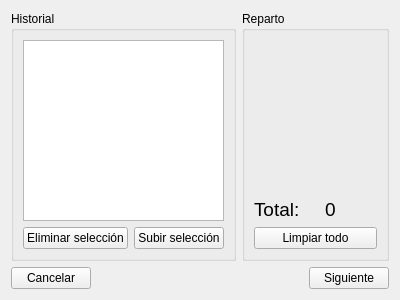
Old version of the form products.ui in the repository RafaelGC/EasyReceipt.
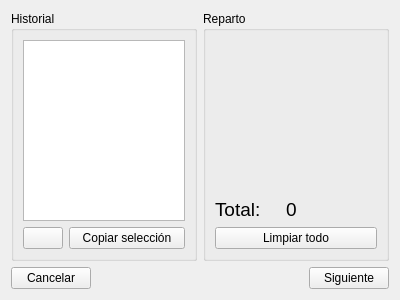
New version of the form. Icons and pictures are not drawn.

The edit to the form file:
```diff
--- a/products.ui
+++ b/products.ui
@@ -13,7 +13,7 @@
   <property name="windowTitle">
    <string>Form</string>
   </property>
-  <layout class="QVBoxLayout" name="verticalLayout">
+  <layout class="QVBoxLayout" name="verticalLayout" stretch="0,1,0">
    <item>
     <layout class="QHBoxLayout" name="topInputLayout"/>
    </item>
@@ -42,7 +42,7 @@
        <property name="checkable">
         <bool>false</bool>
        </property>
-       <layout class="QVBoxLayout" name="verticalLayout_2">
+       <layout class="QVBoxLayout" name="verticalLayout_2" stretch="1,0">
         <item>
          <widget class="QListWidget" name="historialList"/>
         </item>
@@ -50,15 +50,37 @@
          <layout class="QHBoxLayout" name="horizontalLayout">
           <item>
            <widget class="QPushButton" name="deleteSelection">
+            <property name="sizePolicy">
+             <sizepolicy hsizetype="Maximum" vsizetype="Fixed">
+              <horstretch>0</horstretch>
+              <verstretch>0</verstretch>
+             </sizepolicy>
+            </property>
             <property name="text">
-             <string>Eliminar selección</string>
+             <string/>
+            </property>
+            <property name="icon">
+             <iconset resource="resources.qrc">
+              <normaloff>:/icons/trash.png</normaloff>:/icons/trash.png</iconset>
+            </property>
+            <property name="iconSize">
+             <size>
+              <width>32</width>
+              <height>32</height>
+             </size>
             </property>
            </widget>
           </item>
           <item>
            <widget class="QPushButton" name="upSelection">
+            <property name="sizePolicy">
+             <sizepolicy hsizetype="Minimum" vsizetype="Expanding">
+              <horstretch>0</horstretch>
+              <verstretch>0</verstretch>
+             </sizepolicy>
+            </property>
             <property name="text">
-             <string>Subir selección</string>
+             <string>Copiar selección</string>
             </property>
            </widget>
           </item>
```
Left out of the diff: 4 changed lines with no effect on the pictures.
